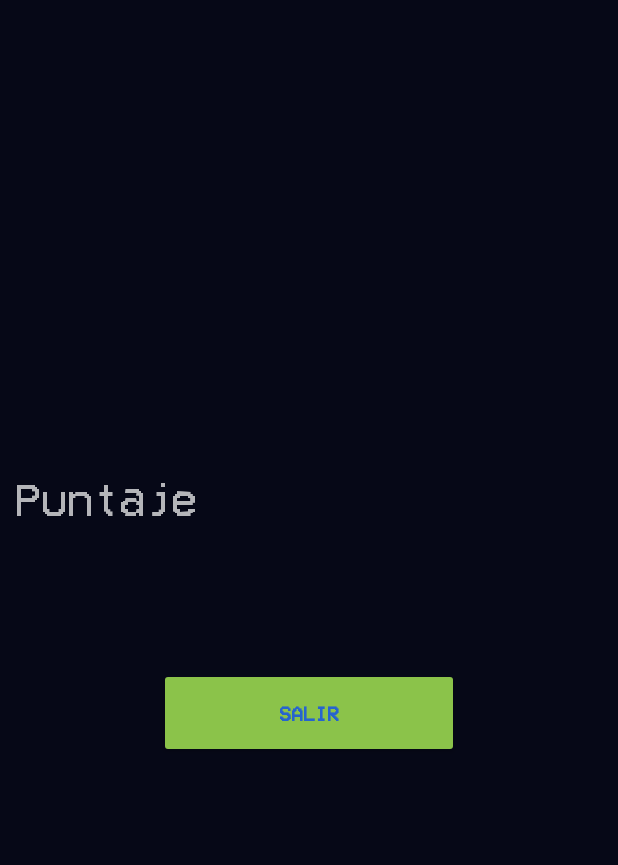
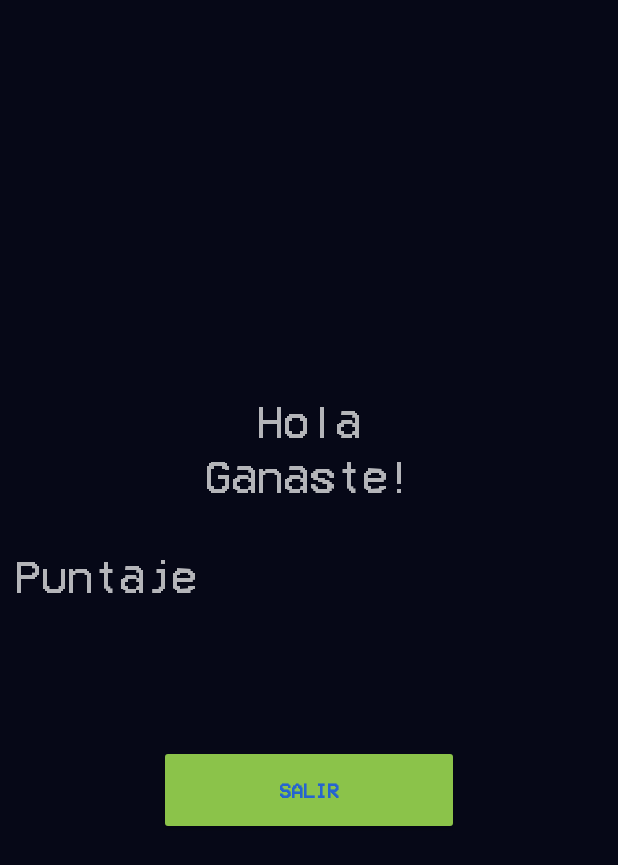
Before and after one commit to miguelaguilarv/TRIOGB, an Android app: the layout activity_puntaje_breakout.xml on its own in the app's theme, with its tools: preview values and no code run, on a phone screen of 412 x 824 dp. Shown: the top 865 px of the screen. Run offline under Robolectric (Android 15) with nearby library versions, the light colour scheme and no system bars.

Commit message:
Actualiza breakout, sonidos. Musica y Puntaje

```diff
--- a/app/src/main/AndroidManifest.xml
+++ b/app/src/main/AndroidManifest.xml
@@ -35,7 +35,7 @@
                 android:value="" />
         </activity>
         <activity
-            android:name=".PuntajeBreakout"
+            android:name=".Breakout.PuntajeBreakout"
             android:exported="false">
             <meta-data
                 android:name="android.app.lib_name"
--- a/app/src/main/res/layout/activity_puntaje_breakout.xml
+++ b/app/src/main/res/layout/activity_puntaje_breakout.xml
@@ -4,7 +4,7 @@
     xmlns:tools="http://schemas.android.com/tools"
     android:layout_width="match_parent"
     android:layout_height="match_parent"
-    tools:context=".PuntajeBreakout">
+    tools:context=".Breakout.PuntajeBreakout">
     <LinearLayout
         android:layout_width="match_parent"
         android:layout_height="match_parent"
@@ -21,6 +21,26 @@
             android:orientation="vertical"
             android:gravity="center">
 
+            <TextView
+                android:id="@+id/textViewName"
+                android:layout_width="match_parent"
+                android:layout_height="wrap_content"
+                android:layout_marginHorizontal="10dp"
+                android:fontFamily="@font/triogb"
+                android:text="Hola"
+                android:gravity="center"
+                android:textSize="30dp"/>
+            <TextView
+                android:id="@+id/textViewRes"
+                android:layout_width="match_parent"
+                android:layout_height="wrap_content"
+                android:layout_marginHorizontal="10dp"
+                android:fontFamily="@font/triogb"
+                android:gravity="center"
+                android:layout_marginTop="10dp"
+                android:text="Ganaste!"
+                android:textSize="30dp"/>
+
 
             <TextView
                 android:id="@+id/textViewScore"
@@ -28,6 +48,7 @@
                 android:layout_height="wrap_content"
                 android:layout_marginHorizontal="10dp"
                 android:fontFamily="@font/triogb"
+                android:layout_marginTop="40dp"
                 android:text="Puntaje"
                 android:textSize="30dp"/>
 
```
Also changed, not shown: app/src/main/java/com/vocesdelolimpo/triogb/Breakout/PuntajeBreakout.java (added, +117 -0 lines), app/src/main/java/com/vocesdelolimpo/triogb/PuntajeBreakout.java (deleted, +0 -42 lines).
